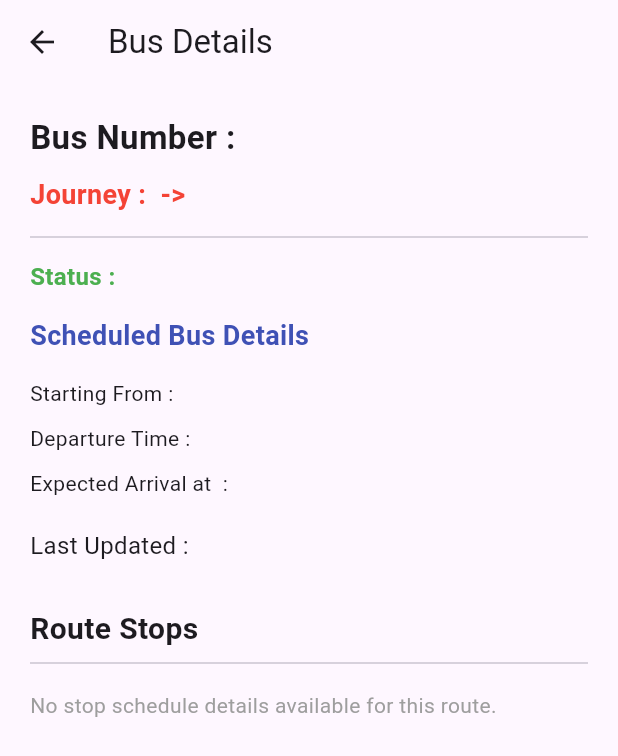
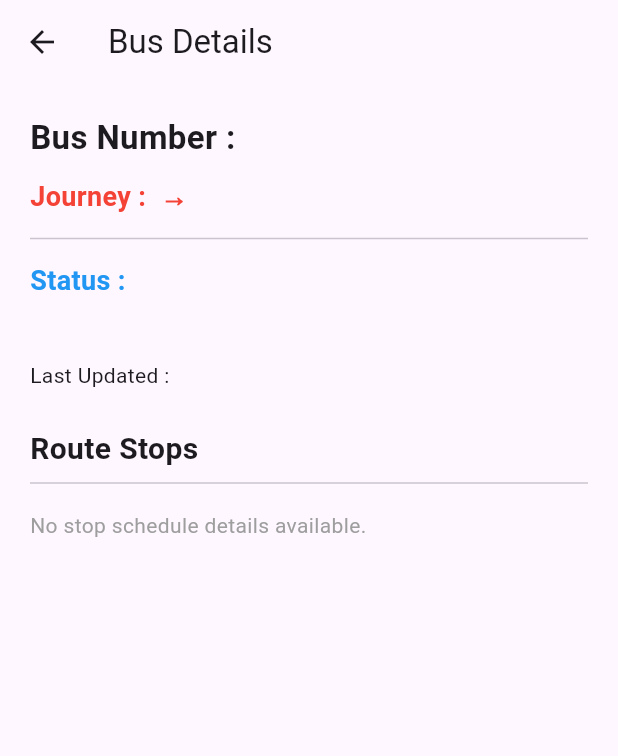
Before and after one commit to adlinben/-Smart-Bus-Tracker, a Flutter app: the BusDetailsScreen screen opened directly with empty values, on a phone screen of 412 x 824 dp. Shown: the top 756 px of the screen. Run offline on Flutter 3.47's test engine with Material 3 defaults, Android fonts, the phone set to English and light mode, and no system bars; our stand-ins replace google_maps_flutter.

Commit message:
Added separate bus details

```diff
--- a/lib/models/bus.dart
+++ b/lib/models/bus.dart
@@ -8,20 +8,27 @@ class Bus {
   final String currentStop;
   final String nextStop;
   final double distanceToNextStop;
-  final double remainingDistanceToSource;
-  final String etaToSource;
+  // Passenger's selected boarding stop
+  final String boardingStop;
+  // Passenger's selected destination
+  final String destinationStop;
+  // Distance & ETA to boarding stop
+  final double remainingDistanceToBoardingStop;
+  final String etaToBoardingStop;
+  // Distance & ETA to destination
   final double remainingDistanceToDestination;
-  final String etaToDestination;
+  final String etaToDestinationStop;
+  // Schedule details
   final String startingFrom;
   final String departureTime;
-  final String busArrivalTimeAtSource;
-  final String busDestinationArrivalTime;
+  final String busArrivalTimeAtBoardingStop;
+  final String busArrivalTimeAtDestinationStop;
   final String lastUpdated;
-  final String source;
-  final String destination;
-  final List<RouteStop> routeStops;
+  // Live location
   final double latitude;
   final double longitude;
+  // Route
+  final List<RouteStop> routeStops;
 
   Bus({
     required this.busId,
@@ -31,47 +38,48 @@ class Bus {
     required this.currentStop,
     required this.nextStop,
     required this.distanceToNextStop,
-    required this.remainingDistanceToSource,
-    required this.etaToSource,
+    required this.boardingStop,
+    required this.destinationStop,
+    required this.remainingDistanceToBoardingStop,
+    required this.etaToBoardingStop,
     required this.remainingDistanceToDestination,
-    required this.etaToDestination,
+    required this.etaToDestinationStop,
     required this.startingFrom,
     required this.departureTime,
-    required this.busArrivalTimeAtSource,
-    required this.busDestinationArrivalTime,
+    required this.busArrivalTimeAtBoardingStop,
+    required this.busArrivalTimeAtDestinationStop,
     required this.lastUpdated,
-    required this.source,
-    required this.destination,
-    required this.routeStops,
     required this.latitude,
     required this.longitude,
+    required this.routeStops,
   });
-  factory Bus.fromJson(Map<String,dynamic> json){
+
+  factory Bus.fromJson(Map<String, dynamic> json) {
     return Bus(
-      busId: json['busId'] ?? "",
-      busNumber: json['busNumber'] ?? "",
-      status: json['status'] ?? "",
-      speed: (json['speed'] as num?)?.toDouble() ?? 0.0,
-      currentStop: json['currentStop'] ?? "",
-      nextStop: json['nextStop'] ?? "",
-      distanceToNextStop: (json['distanceToNextStop'] as num?)?.toDouble() ?? 0.0,
-      remainingDistanceToSource: (json['remainingDistanceToSource'] as num?)?.toDouble() ?? 0.0,
-      etaToSource: json['etaToSource'] ?? "",
-      remainingDistanceToDestination: (json['remainingDistanceToDestination'] as num?)?.toDouble() ?? 0.0,
-      etaToDestination: json['etaToDestination'] ?? "",
-      startingFrom: json['startingFrom'] ?? "",
-      departureTime: json['departureTime'] ?? "",
-      busArrivalTimeAtSource: json['busArrivalTimeAtSource'] ?? "",
-      busDestinationArrivalTime: json['busDestinationArrivalTime'] ?? "",
-      lastUpdated: json['lastUpdated'] ?? "",
-      source: json['source'] ?? "",
-      destination: json['destination'] ?? "",
-      latitude: (json['latitude'] as num?)?.toDouble() ?? 0.0,
-      longitude: (json['longitude'] as num?)?.toDouble() ?? 0.0,
-      routeStops: (json['routeStops'] as List<dynamic>?)
-          ?.map(
-            (e)=>RouteStop.fromJson(e),
-      ).toList() ?? [],
+      busId: json["busId"] ?? "",
+      busNumber: json["busNumber"] ?? "",
+      status: json["status"] ?? "",
+      speed: (json["speed"] as num?)?.toDouble() ?? 0.0,
+      currentStop: json["currentStop"] ?? "",
+      nextStop: json["nextStop"] ?? "",
+      distanceToNextStop: (json["distanceToNextStop"] as num?)?.toDouble() ?? 0.0,
+      boardingStop: json["boardingStop"] ?? "",
+      destinationStop: json["destinationStop"] ?? "",
+      remainingDistanceToBoardingStop: (json["remainingDistanceToBoardingStop"] as num?)?.toDouble() ?? 0.0,
+      etaToBoardingStop: json["etaToBoardingStop"] ?? "",
+      remainingDistanceToDestination: (json["remainingDistanceToDestination"] as num?)?.toDouble() ?? 0.0,
+      etaToDestinationStop: json["etaToDestinationStop"] ?? "",
+      startingFrom: json["startingFrom"] ?? "",
+      departureTime: json["departureTime"] ?? "",
+      busArrivalTimeAtBoardingStop: json["busArrivalTimeAtBoardingStop"] ?? "",
+      busArrivalTimeAtDestinationStop: json["busArrivalTimeAtDestinationStop"] ?? "",
+      lastUpdated: json["lastUpdated"] ?? "",
+      latitude: (json["latitude"] as num?)?.toDouble() ?? 0.0,
+      longitude: (json["longitude"] as num?)?.toDouble() ?? 0.0,
+      routeStops: (json["routeStops"] as List<dynamic>?)
+          ?.map((e) => RouteStop.fromJson(e))
+          .toList() ??
+          [],
     );
   }
 }
--- a/lib/models/route_stop.dart
+++ b/lib/models/route_stop.dart
@@ -1,15 +1,22 @@
 class RouteStop {
 
   final String stopName;
-  final double distance;
+  final double remainingDistance;
+  final String eta;
   RouteStop({
     required this.stopName,
-    required this.distance,
+    required this.remainingDistance,
+    required this.eta,
   });
+
   factory RouteStop.fromJson(Map<String,dynamic> json){
     return RouteStop(
-      stopName: json['stopName'] ?? "",
-      distance: (json['distance'] as num?)?.toDouble() ?? 0.0,
+      stopName: json["stopName"] ?? "",
+      remainingDistance:
+      (json["remainingDistance"] as num?)?.toDouble() ?? 0.0,
+
+      eta: json["eta"] ?? "",
+
     );
   }
 }
--- a/lib/screens/bus_details_screen.dart
+++ b/lib/screens/bus_details_screen.dart
@@ -1,66 +1,63 @@
 import 'package:flutter/material.dart';
 import '../models/bus.dart';
-import 'map_screen.dart';
 import '../widgets/running_bus_details.dart';
 import '../widgets/scheduled_bus_details.dart';
 import '../widgets/route_stops_widget.dart';
+import 'map_screen.dart';
 
 class BusDetailsScreen extends StatelessWidget {
   final Bus bus;
-  const BusDetailsScreen({super.key,
+  const BusDetailsScreen({
+    super.key,
     required this.bus,
   });
+
   @override
   Widget build(BuildContext context) {
-    final bool isRunning = bus.status.toUpperCase() == "RUNNING";
+    final status = bus.status.toUpperCase();
+    final isRunning = status == "RUNNING";
+    final isScheduled = status == "SCHEDULED";
     return Scaffold(
-      appBar: AppBar(
-        title: const Text("Bus Details"),
-      ),
+      appBar: AppBar(title: const Text("Bus Details"),),
       body: SingleChildScrollView(
         padding: const EdgeInsets.all(20),
         child: Column(crossAxisAlignment: CrossAxisAlignment.start,
-          children: [Text(
-              "Bus Number : ${bus.busNumber}",
-              style: const TextStyle(fontSize: 22, fontWeight: FontWeight.bold,
-              ),
-            ),
+          children: [
+            Text("Bus Number : ${bus.busNumber}",
+              style: const TextStyle(fontSize: 22, fontWeight: FontWeight.bold,),),
             const SizedBox(height: 10),
-            Text("Journey : ${bus.source} -> ${bus.destination}",
+            Text("Journey : ${bus.boardingStop} → ${bus.destinationStop}",
               style: const TextStyle(fontSize: 18, fontWeight: FontWeight.w600, color: Colors.red,),),
             const Divider(height: 30),
             Text("Status : ${bus.status}",
-              style: const TextStyle(fontSize: 16, color: Colors.green, fontWeight: FontWeight.bold,),),
-            const SizedBox(height: 15),
+              style: TextStyle(fontSize: 18, fontWeight: FontWeight.bold,
+                color: isRunning ? Colors.green : Colors.blue,),),
+            const SizedBox(height: 20),
 
             if (isRunning)
-              RunningBusDetails(bus: bus)
-            else
+              RunningBusDetails(bus: bus),
+            if (isScheduled)
               ScheduledBusDetails(bus: bus),
 
             const SizedBox(height: 20),
-            Text("Last Updated : ${bus.lastUpdated}",
-              style: const TextStyle(fontSize: 16),),
-            const SizedBox(height: 30),
+            Text("Last Updated : ${bus.lastUpdated}",),
+            const SizedBox(height: 25),
             const Text("Route Stops",
               style: TextStyle(fontSize: 20, fontWeight: FontWeight.bold,),),
+            const Divider(),
 
-            const Divider(),
-            RouteStopsWidget(
-              bus: bus,
-              isRunning: isRunning,
-            ),
+            RouteStopsWidget(bus: bus, isRunning: isRunning,),
+
             const SizedBox(height: 30),
-
-            if (isRunning && bus.latitude != 0.0)
-              Center(
-                child: ElevatedButton.icon(
+            if (isRunning && bus.latitude != 0 && bus.longitude != 0)
+              Center(child: ElevatedButton.icon(
                   icon: const Icon(Icons.map),
                   label: const Text("View Live Location"),
                   onPressed: () {
-                    Navigator.push(context,
+                    Navigator.push(
+                      context,
                       MaterialPageRoute(
-                        builder: (context) => MapScreen(bus: bus),
+                        builder: (_) => MapScreen(bus: bus),
                       ),
                     );
                   },
--- a/lib/services/api_service.dart
+++ b/lib/services/api_service.dart
@@ -3,6 +3,7 @@ import 'package:http/http.dart' as http;
 import '../config/api_constants.dart';
 
 class ApiService {
+
   Future<dynamic> post(String endpoint, Map<String, dynamic> body,) async {
   final response = await http.post(
   Uri.parse(ApiConstants.baseUrl + endpoint),
--- a/lib/widgets/scheduled_bus_details.dart
+++ b/lib/widgets/scheduled_bus_details.dart
@@ -5,20 +5,25 @@ class ScheduledBusDetails extends StatelessWidget {
   final Bus bus;
   const ScheduledBusDetails({
     super.key,
-    required this.bus,});
+    required this.bus,
+  });
+
   @override
   Widget build(BuildContext context) {
-    return Column(
-      crossAxisAlignment: CrossAxisAlignment.start,
-      children: [const Text(
-          "Scheduled Bus Details",
-            style: TextStyle(fontSize: 18, fontWeight: FontWeight.bold, color: Colors.indigo,),),
-             const SizedBox(height: 15),
-             Text("Starting From : ${bus.startingFrom}"),
-             const SizedBox(height: 10),
-             Text("Departure Time : ${bus.departureTime}"),
-             const SizedBox(height: 10),
-             Text("Expected Arrival at ${bus.destination} : " "${bus.busDestinationArrivalTime}",),
+    return Column(crossAxisAlignment: CrossAxisAlignment.start,
+      children: [const Text("Scheduled Bus Details",
+          style: TextStyle(fontSize: 18, fontWeight: FontWeight.bold, color: Colors.indigo,),),
+        const SizedBox(height: 15),
+        Text("Starts From : ${bus.startingFrom}"),
+        const SizedBox(height: 8),
+        Text("Departure Time : ${bus.departureTime}"),
+        const SizedBox(height: 15),
+        Text("Arrival at ${bus.boardingStop} : ${bus.busArrivalTimeAtBoardingStop}",
+          style: const TextStyle(fontWeight: FontWeight.bold),),
+        const SizedBox(height: 8),
+        Text("Arrival at ${bus.destinationStop} : ${bus.busArrivalTimeAtDestinationStop}",
+          style: const TextStyle(fontWeight: FontWeight.bold),),
       ],
-    );}
+    );
+  }
 }
```
Also changed, not shown: lib/screens/bus_list_screen.dart (+61 -37 lines), lib/screens/search_screen.dart (+30 -47 lines), lib/widgets/bus_card.dart (+40 -24 lines), lib/widgets/route_stops_widget.dart (+25 -23 lines), lib/widgets/running_bus_details.dart (+26 -13 lines). Lines whose indentation alone changed are shown as unchanged.
